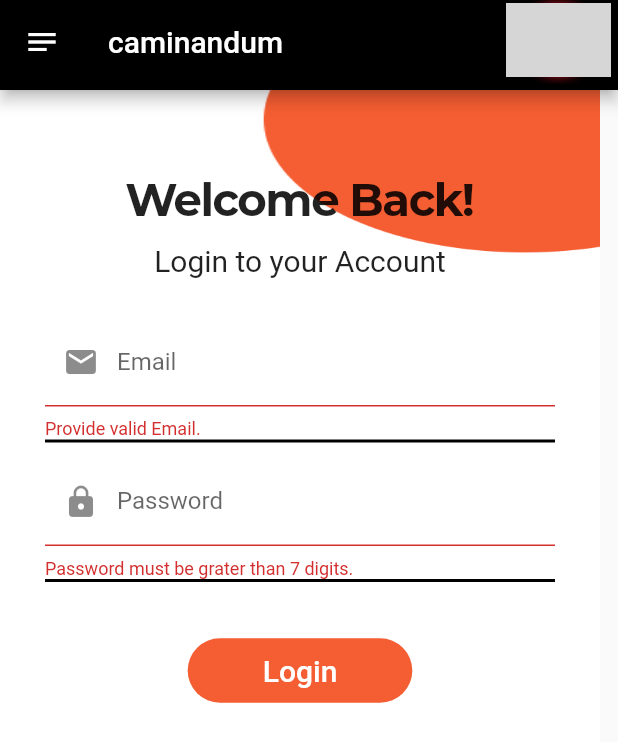
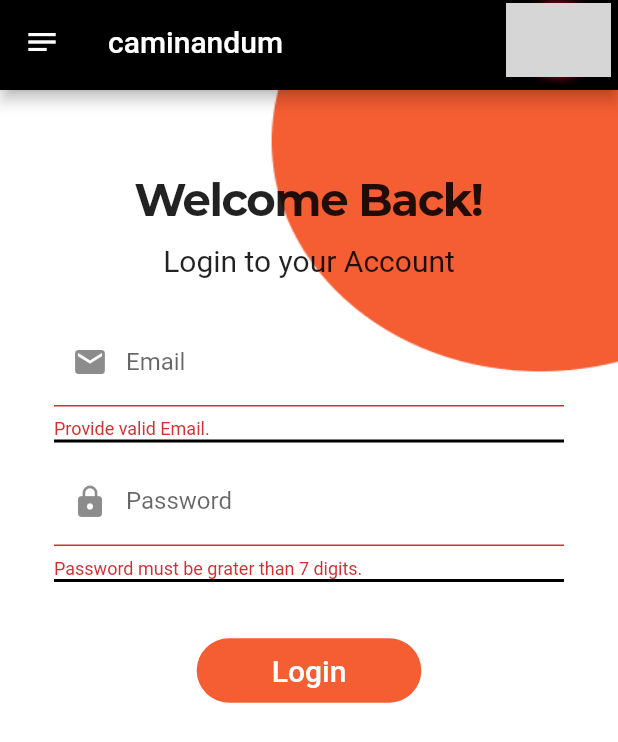
Before and after one commit to fluttertutorialin/caminandum-app-flutter, a Flutter app: the LoginScreen screen opened directly, after a tap on "Login", on a phone screen of 412 x 824 dp. Shown: the top 742 px of the screen. Run offline on Flutter 3.47's test engine with Material 2 defaults, Android fonts, the phone set to English and light mode, and no system bars; our stand-ins replace carousel_slider, flutter_zoom_drawer, font_awesome_flutter, get, just_audio, sleek_circular_slider and 1 more; missing offline and left inert: flutter_client_sse, flutter_webrtc, janus_client, perfect_volume_control; network calls fail; statements that could not run were skipped; grey boxes are pictures that could not be loaded.

Commit message:
Configured App to give permissons Fixed Signup and login screen design issue Added method for login Api and validation of login input updated AuthService and AuthController

```diff
--- a/caminandum_web/lib/controllers/AuthenticationController.dart
+++ b/caminandum_web/lib/controllers/AuthenticationController.dart
@@ -1,9 +1,12 @@
+import 'dart:convert';
+
 import 'package:caminandum_web/services/AuthenticationService.dart';
 import 'package:flutter/cupertino.dart';
 import 'package:get/get.dart';
 
 class AuthenticationController extends GetxController {
   final GlobalKey<FormState>signupFormKey = GlobalKey<FormState>();
+  final GlobalKey<FormState>loginFormKey = GlobalKey<FormState>();
 
   late TextEditingController emailController, passwordController, firstNameController, lastNameController, userNameController;
   var email = "";
@@ -18,6 +21,15 @@ class AuthenticationController extends GetxController {
   void signupNewUser() async{
     try {
       final res = await AuthenticationService.signupNewUser();
+    } catch (error) {
+      print(error);
+    }
+  }
+
+  void loginUser(String emailL,String passwordL) async {
+    try{
+      final res = await AuthenticationService.loginUser(emailL, passwordL);
+      print('responce login =>>>>>>>>>>>>>>>>>>>>>>>>>>>>>>>>> $res');
     } catch (error) {
       print(error);
     }
@@ -67,14 +79,21 @@ class AuthenticationController extends GetxController {
 
   void checkSignup() {
     var status = {"username": userNameController.text, "firstName": firstNameController.text, "lastname":lastNameController.text, "email": emailController.text, "password": passwordController.text};
-    print(status);
     final isValid = signupFormKey.currentState!.validate();
 
     if(!isValid){
       return;
     }
-    print("method Called");
     signupNewUser();
     signupFormKey.currentState!.save();
   }
+
+  void checkLogin() {
+    final isvalid = loginFormKey.currentState!.validate();
+    if(!isvalid) {
+      return;
+    }
+    loginUser(emailController.text , passwordController.text);
+    loginFormKey.currentState!.save();
+  }
 }
--- a/caminandum_web/lib/controllers/radioController.dart
+++ b/caminandum_web/lib/controllers/radioController.dart
@@ -43,10 +43,12 @@ class RadioController extends GetxController {
     //   this.songsDetail.value = newSong;
     // });
 
+
+    /* need to uncomment radio request
     Timer.periodic(Duration(seconds: 2), (Timer t) async {
       songsDetail.value = await StreamService().getSongName();
     });
-
+    */
     eventList = await StreamService().getEvent();
 
     update();
--- a/caminandum_web/lib/views/LoginScreen.dart
+++ b/caminandum_web/lib/views/LoginScreen.dart
@@ -19,12 +19,17 @@ class LoginScreen extends StatelessWidget {
           ),
         ),
         // margin: EdgeInsets.all(20),
-        // width: context.width,
-        // height: context.height,
+        width: context.width,
+        height: context.height,
+        child: Container(
+          child: Column(
+            children: [
+              Expanded(
+                flex:1,
                 child: SingleChildScrollView(
                   child: Form(
                     autovalidateMode: AutovalidateMode.onUserInteraction,
-            key: controller.signupFormKey,
+                    key: controller.loginFormKey,
                     child: Container(
                       width: 400,
                       padding: const EdgeInsets.all(30.0),
@@ -162,7 +167,7 @@ class LoginScreen extends StatelessWidget {
                               shape: RoundedRectangleBorder(borderRadius: BorderRadius.circular(50)),
                               onPressed: () {
                                 print('hello world from Login');
-                        controller.checkSignup();
+                                controller.checkLogin();
                                 // Get.to(() => SignupScreen());
                               },
                               color: Color(0xFFF55D32),
@@ -175,6 +180,10 @@ class LoginScreen extends StatelessWidget {
                   ),
                 ),
               ),
+            ],
+          ),
+        ),
+      ),
     );
   }
 }
```
Also changed, not shown: caminandum_web/lib/services/AuthenticationService.dart (+30 -0 lines), caminandum_web/lib/views/SignupScreen.dart (+9 -2 lines), 1 other file. Lines whose indentation alone changed are shown as unchanged.
